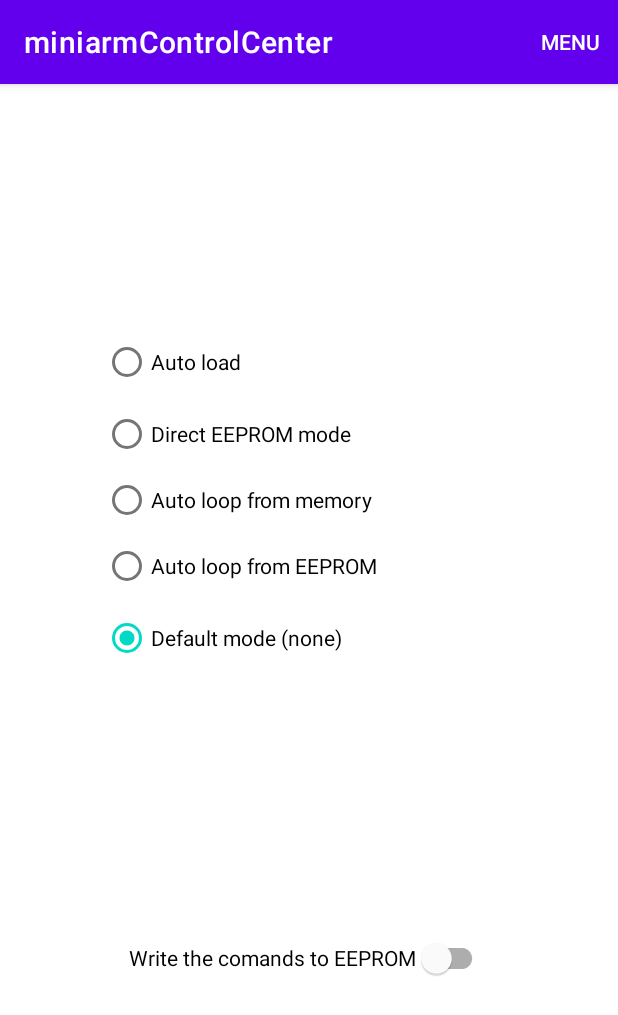
After one commit to gdimitriu/miniarm, an Android app: the fragment MiniarmEepromFragment placed in its activity, on a phone screen of 412 x 824 dp. The commit adds this screen. Shown: the top 1015 px of the screen. Run offline under Robolectric (Android 15) with nearby library versions, the phone set to English and light mode, and no system bars.

Commit message:
version pre-final of the miniarm

```diff
--- /dev/null
+++ b/miniarmControlCenter/app/src/main/java/io/github/gdimitriu/miniarmcontrolcenter/MiniarmEepromFragment.kt
@@ -0,0 +1,97 @@
+package io.github.gdimitriu.miniarmcontrolcenter
+
+import android.os.Bundle
+import android.view.LayoutInflater
+import android.view.View
+import android.view.ViewGroup
+import android.widget.RadioButton
+import android.widget.RadioGroup
+import androidx.fragment.app.Fragment
+import androidx.fragment.app.activityViewModels
+import com.google.android.material.switchmaterial.SwitchMaterial
+
+class MiniarmEepromFragment: Fragment() {
+    private val miniarmSettingsViewModel: MiniarmSettingsViewModel by activityViewModels()
+
+    private lateinit var autoModeGroup : RadioGroup
+
+    private lateinit var writeAllSwitch : SwitchMaterial
+
+    override fun onCreateView(
+        inflater: LayoutInflater,
+        container: ViewGroup?,
+        savedInstanceState: Bundle?
+    ): View? {
+        val view = inflater.inflate(R.layout.miniarm_eeprom, container, false)
+        writeAllSwitch = view.findViewById(R.id.write_memory_to_eeprom)
+        writeAllSwitch.setOnCheckedChangeListener {
+                _, isChecked -> miniarmSettingsViewModel.isWriteToEepromAll = isChecked
+            miniarmSettingsViewModel.isWriteToEepromAllChanged = true
+        }
+        autoModeGroup = view.findViewById(R.id.auto_mode)
+        if (miniarmSettingsViewModel.isAutoLoadMode) {
+            autoModeGroup.check(R.id.auto_load)
+        } else if (miniarmSettingsViewModel.isAutoLoopMode) {
+            autoModeGroup.check(R.id.auto_loop)
+        } else if (miniarmSettingsViewModel.isAutoLoopDirectMode) {
+            autoModeGroup.check(R.id.auto_loop_direct)
+        } else if (miniarmSettingsViewModel.isDirectMode) {
+            autoModeGroup.check(R.id.direct_mode)
+        } else if(miniarmSettingsViewModel.isDefaultMode) {
+            autoModeGroup.check(R.id.auto_default)
+        }
+
+        autoModeGroup.setOnCheckedChangeListener { view, checkedId ->
+            val radio: RadioButton = view.findViewById(checkedId)
+            when (radio.id) {
+                R.id.auto_load -> {
+                    miniarmSettingsViewModel.isAutoLoadMode = true
+                    miniarmSettingsViewModel.isAutoLoopMode = false
+                    miniarmSettingsViewModel.isAutoLoopDirectMode = false
+                    miniarmSettingsViewModel.isDirectMode = false
+                    miniarmSettingsViewModel.isDefaultMode = false
+                    miniarmSettingsViewModel.isAutoModeChanged = true
+                }
+                R.id.direct_mode -> {
+                    miniarmSettingsViewModel.isAutoLoadMode = false
+                    miniarmSettingsViewModel.isAutoLoopMode = false
+                    miniarmSettingsViewModel.isAutoLoopDirectMode = false
+                    miniarmSettingsViewModel.isDirectMode = true
+                    miniarmSettingsViewModel.isDefaultMode = false
+                    miniarmSettingsViewModel.isAutoModeChanged = true
+                }
+                R.id.auto_loop -> {
+                    miniarmSettingsViewModel.isAutoLoadMode = false
+                    miniarmSettingsViewModel.isAutoLoopMode = true
+                    miniarmSettingsViewModel.isAutoLoopDirectMode = false
+                    miniarmSettingsViewModel.isDirectMode = false
+                    miniarmSettingsViewModel.isDefaultMode = false
+                    miniarmSettingsViewModel.isAutoModeChanged = true
+                }
+                R.id.auto_loop_direct -> {
+                    miniarmSettingsViewModel.isAutoLoadMode = false
+                    miniarmSettingsViewModel.isAutoLoopMode = false
+                    miniarmSettingsViewModel.isAutoLoopDirectMode = true
+                    miniarmSettingsViewModel.isDirectMode = false
+                    miniarmSettingsViewModel.isDefaultMode = false
+                    miniarmSettingsViewModel.isAutoModeChanged = true
+                }
+                R.id.auto_default -> {
+                    miniarmSettingsViewModel.isAutoLoadMode = false
+                    miniarmSettingsViewModel.isAutoLoopMode = false
+                    miniarmSettingsViewModel.isAutoLoopDirectMode = false
+                    miniarmSettingsViewModel.isDirectMode = false
+                    miniarmSettingsViewModel.isDefaultMode = true
+                    miniarmSettingsViewModel.isAutoModeChanged = true
+                }
+            }
+        }
+        return view
+    }
+
+    companion object {
+        fun newInstance(): MiniarmEepromFragment {
+            return MiniarmEepromFragment()
+        }
+    }
+}
--- a/miniarmControlCenter/app/src/main/java/io/github/gdimitriu/miniarmcontrolcenter/MiniarmSettingsViewModel.kt
+++ b/miniarmControlCenter/app/src/main/java/io/github/gdimitriu/miniarmcontrolcenter/MiniarmSettingsViewModel.kt
@@ -29,6 +29,22 @@ class MiniarmSettingsViewModel : ViewModel()  {
 
     var commands : ArrayDeque<String>
 
+    var isAutoLoadMode : Boolean
+
+    var isDirectMode : Boolean
+
+    var isAutoLoopMode: Boolean
+
+    var isAutoLoopDirectMode : Boolean
+
+    var isDefaultMode : Boolean
+
+    var isAutoModeChanged : Boolean
+
+    var isWriteToEepromAll : Boolean
+
+    var isWriteToEepromAllChanged : Boolean
+
     init {
         Log.d(TAG, "Initialized the model view")
         isChanged = true
@@ -45,6 +61,14 @@ class MiniarmSettingsViewModel : ViewModel()  {
         delay = "0"
         isDelayChanged = true
         commands = ArrayDeque<String>()
+        isAutoLoadMode = false
+        isDirectMode = false
+        isAutoLoopMode = false
+        isAutoLoopDirectMode = false
+        isDefaultMode = true
+        isAutoModeChanged = true
+        isWriteToEepromAll = false
+        isWriteToEepromAllChanged = false
     }
 
     override fun onCleared() {
--- /dev/null
+++ b/miniarmControlCenter/app/src/main/res/layout/miniarm_eeprom.xml
@@ -0,0 +1,69 @@
+<?xml version="1.0" encoding="utf-8"?>
+<androidx.constraintlayout.widget.ConstraintLayout xmlns:android="http://schemas.android.com/apk/res/android"
+    xmlns:app="http://schemas.android.com/apk/res-auto"
+    xmlns:tools="http://schemas.android.com/tools"
+    android:layout_width="match_parent"
+    android:layout_height="match_parent">
+
+    <RadioGroup
+        android:id="@+id/auto_mode"
+        android:layout_width="275dp"
+        android:layout_height="235dp"
+        tools:layout_editor_absoluteX="55dp"
+        tools:layout_editor_absoluteY="100dp"
+        app:layout_constraintStart_toStartOf="parent"
+        app:layout_constraintTop_toTopOf="parent"
+        app:layout_constraintBottom_toTopOf="@id/write_all_commands"
+        app:layout_constraintEnd_toEndOf="parent"
+        >
+
+        <RadioButton
+            android:id="@+id/auto_load"
+            android:layout_width="match_parent"
+            android:layout_height="wrap_content"
+            android:text="@string/auto_load_text" />
+
+        <RadioButton
+            android:id="@+id/direct_mode"
+            android:layout_width="match_parent"
+            android:layout_height="wrap_content"
+            android:text="@string/direct_mode_text" />
+
+        <RadioButton
+            android:id="@+id/auto_loop"
+            android:layout_width="match_parent"
+            android:layout_height="40dp"
+            android:text="@string/auto_loop_text" />
+
+        <RadioButton
+            android:id="@+id/auto_loop_direct"
+            android:layout_width="match_parent"
+            android:layout_height="wrap_content"
+            android:text="@string/auto_loop_direct_text" />
+
+        <RadioButton
+            android:id="@+id/auto_default"
+            android:layout_width="match_parent"
+            android:layout_height="wrap_content"
+            android:text="@string/auto_default_text" />
+
+    </RadioGroup>
+    <LinearLayout
+        android:id="@+id/write_all_commands"
+        android:layout_width="409dp"
+        android:layout_height="wrap_content"
+        android:gravity="center_horizontal"
+        android:orientation="horizontal"
+        app:layout_constraintBottom_toBottomOf="parent"
+        app:layout_constraintEnd_toEndOf="parent"
+        app:layout_constraintStart_toStartOf="parent"
+        app:layout_constraintTop_toBottomOf="@id/auto_mode">
+
+        <com.google.android.material.switchmaterial.SwitchMaterial
+            android:id="@+id/write_memory_to_eeprom"
+            android:layout_width="wrap_content"
+            android:layout_height="wrap_content"
+            android:text="@string/write_memory_to_eeprom_text" />
+    </LinearLayout>
+
+</androidx.constraintlayout.widget.ConstraintLayout>
--- a/miniarmControlCenter/app/src/main/res/menu/activity_main.xml
+++ b/miniarmControlCenter/app/src/main/res/menu/activity_main.xml
@@ -26,6 +26,11 @@
                 android:icon="@drawable/ic_launcher_foreground"
                 android:title="@string/miniarm_append_file"
                 app:showAsAction="ifRoom|withText" />
+            <item
+                android:id="@+id/miniarm_eeprom"
+                android:icon="@drawable/ic_launcher_foreground"
+                android:title="@string/miniarm_eeprom_op"
+                app:showAsAction="ifRoom|withText" />
         </menu>
     </item>
 </menu>
--- a/miniarmControlCenter/app/src/main/res/values/strings.xml
+++ b/miniarmControlCenter/app/src/main/res/values/strings.xml
@@ -4,6 +4,7 @@
     <string name="miniarm_save_file">Save file</string>
     <string name="miniarm_load_file">Load file</string>
     <string name="miniarm_append_file">Append from file</string>
+    <string name="miniarm_eeprom_op">Eeprom operations</string>
     <string name="miniarm_ble_name">Name</string>
     <string name="miniarm_ble_mac">MAC</string>
     <string name="miniarm_menu">Menu</string>
@@ -22,4 +23,10 @@
     <string name="default_waist">90</string>
     <string name="waist_name_text">Waist</string>
     <string name="delay_name_text">Delay</string>
+    <string name="auto_load_text">Auto load</string>
+    <string name="direct_mode_text">Direct EEPROM mode</string>
+    <string name="auto_loop_text">Auto loop from memory</string>
+    <string name="auto_loop_direct_text">Auto loop from EEPROM</string>
+    <string name="auto_default_text">Default mode (none)</string>
+    <string name="write_memory_to_eeprom_text">Write the comands to EEPROM</string>
 </resources>
```
Also changed, not shown: miniarmControlCenter/app/src/main/java/io/github/gdimitriu/miniarmcontrolcenter/MainActivity.kt (+10 -2 lines), miniarmControlCenter/app/src/main/java/io/github/gdimitriu/miniarmcontrolcenter/MiniarmControlFragment.kt (+62 -0 lines), 2 other files.
